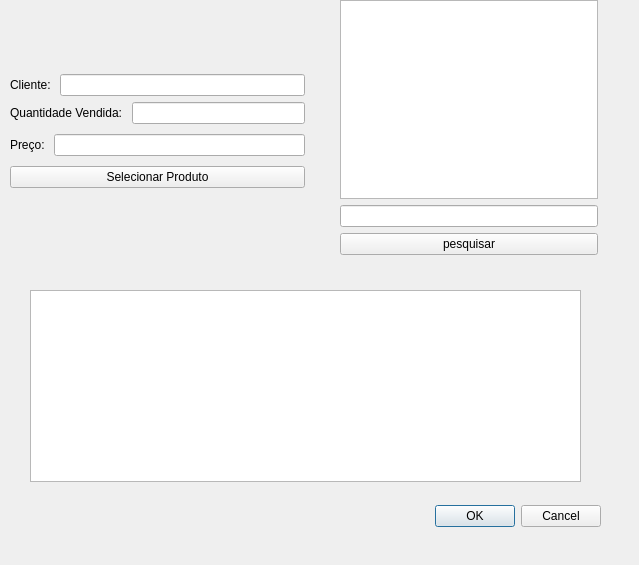
The window that venda.ui (GabR36/QEstoqueLoja) describes before a commit, drawn with Qt 5.
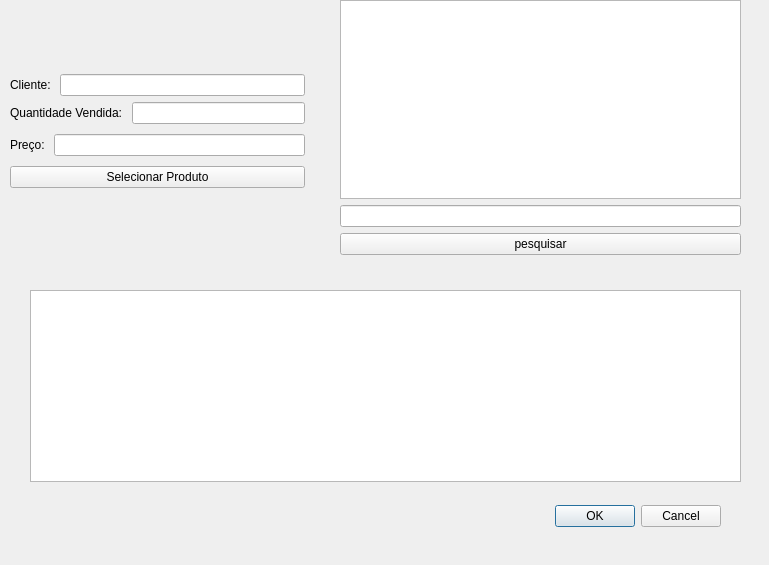
The same window after the commit.

Commit message: Ajuste tamanho tabelas, stretch end

Diff of the .ui file:
```diff
--- a/venda.ui
+++ b/venda.ui
@@ -6,7 +6,7 @@
    <rect>
     <x>0</x>
     <y>0</y>
-    <width>639</width>
+    <width>769</width>
     <height>565</height>
    </rect>
   </property>
@@ -16,7 +16,7 @@
   <widget class="QDialogButtonBox" name="BtnBox_Venda">
    <property name="geometry">
     <rect>
-     <x>260</x>
+     <x>380</x>
      <y>500</y>
      <width>341</width>
      <height>32</height>
@@ -34,12 +34,15 @@
     <rect>
      <x>30</x>
      <y>290</y>
-     <width>551</width>
+     <width>711</width>
      <height>192</height>
     </rect>
    </property>
+   <attribute name="horizontalHeaderStretchLastSection">
+    <bool>true</bool>
+   </attribute>
   </widget>
-  <widget class="QWidget" name="">
+  <widget class="QWidget" name="layoutWidget">
    <property name="geometry">
     <rect>
      <x>10</x>
@@ -108,12 +111,12 @@
     </item>
    </layout>
   </widget>
-  <widget class="QWidget" name="">
+  <widget class="QWidget" name="layoutWidget">
    <property name="geometry">
     <rect>
      <x>340</x>
      <y>0</y>
-     <width>258</width>
+     <width>401</width>
      <height>255</height>
     </rect>
    </property>
@@ -126,6 +129,9 @@
       <property name="selectionBehavior">
        <enum>QAbstractItemView::SelectRows</enum>
       </property>
+      <attribute name="horizontalHeaderStretchLastSection">
+       <bool>true</bool>
+      </attribute>
       <attribute name="verticalHeaderVisible">
        <bool>false</bool>
       </attribute>
```
The commit also changes 2 other files.
